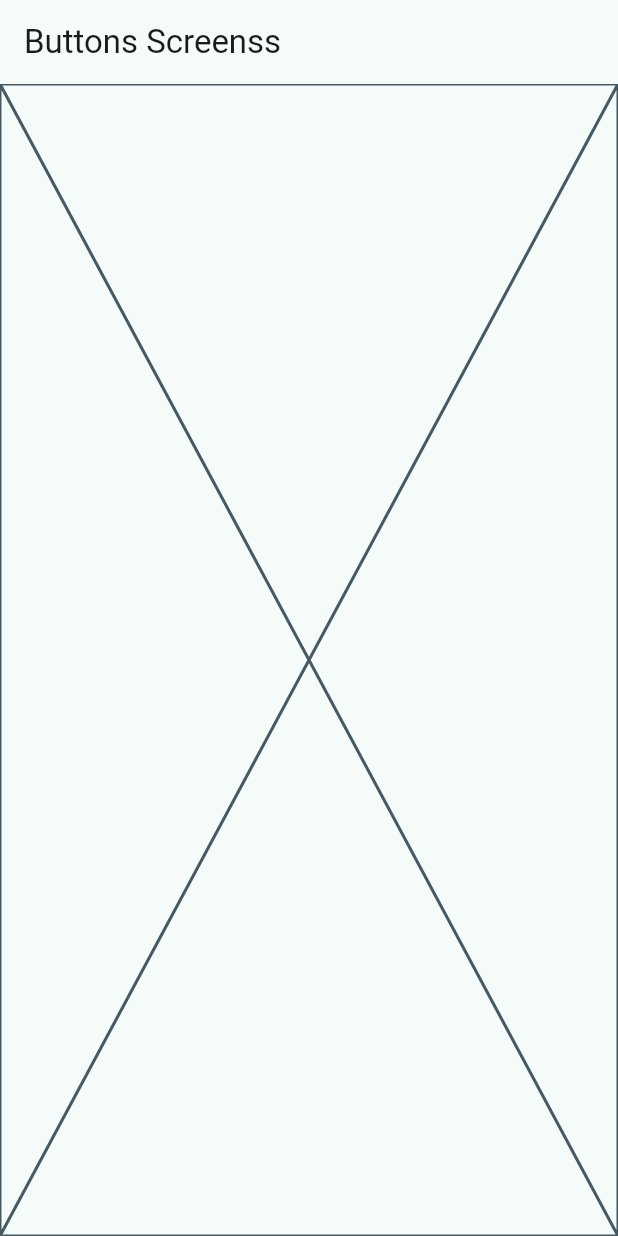
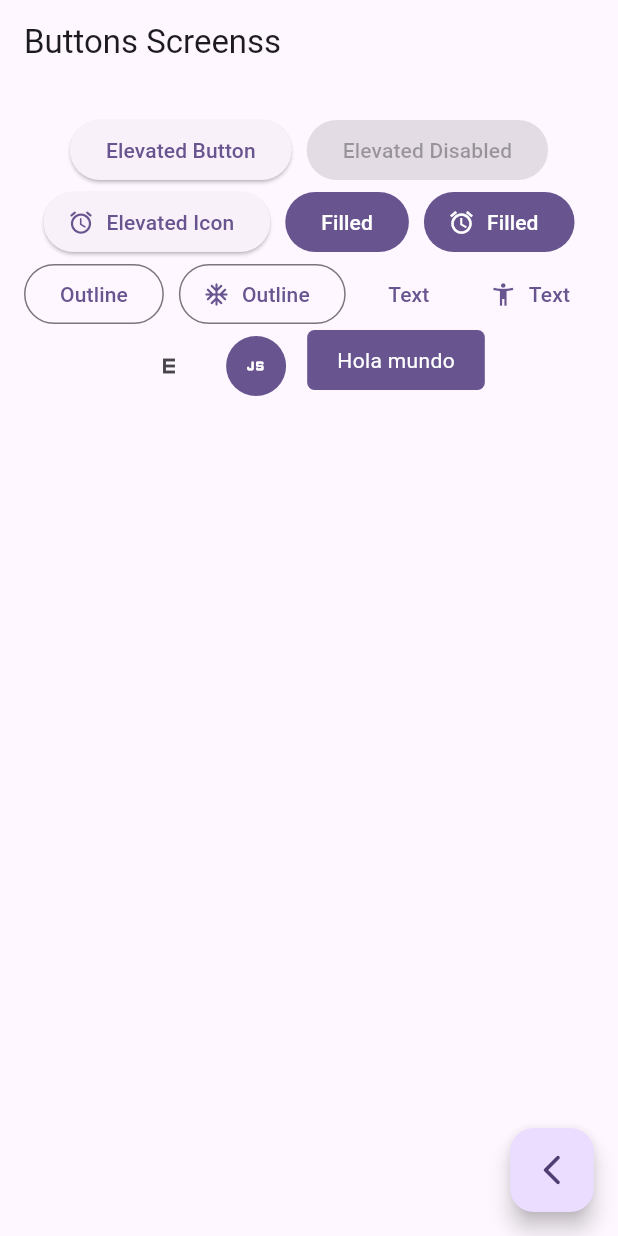
Before and after one commit to isai-arellano/course_flutter, a Flutter app: the ButtonsScreen screen opened by its route, on a phone screen of 412 x 824 dp. Run offline on Flutter 3.47's test engine with Material 2 defaults, Android fonts, the phone set to English and light mode, and no system bars; our stand-ins replace animate_do, dio, go_router, video_player.

Commit message:
ButtonsScreen finished

```diff
--- a/5.widgets_app/lib/config/screens/buttons/buttons_screen.dart
+++ b/5.widgets_app/lib/config/screens/buttons/buttons_screen.dart
@@ -1,4 +1,5 @@
 import 'package:flutter/material.dart';
+import 'package:go_router/go_router.dart';
 
 class ButtonsScreen extends StatelessWidget {
   static const String name = 'buttons_screen';
@@ -8,7 +9,94 @@ class ButtonsScreen extends StatelessWidget {
   Widget build(BuildContext context) {
     return Scaffold(
       appBar: AppBar(title: const Text('Buttons Screenss')),
-      body: const Placeholder(),
+      body: const _ButtonsView(),
+      floatingActionButton: FloatingActionButton(
+        child: const Icon(Icons.arrow_back_ios_new_rounded),
+        onPressed: () {
+          context.pop();
+        },
+      ),
     );
   }
 }
+
+class _ButtonsView extends StatelessWidget {
+  const _ButtonsView();
+
+  @override
+  Widget build(BuildContext context) {
+    final colors = Theme.of(context).colorScheme;
+
+    return SizedBox(
+      width: double.infinity,
+      child: Padding(
+        padding: const EdgeInsets.symmetric(horizontal: 10, vertical: 20),
+        child: Wrap(
+          spacing: 10,
+          alignment: WrapAlignment.center,
+          children: [
+            ElevatedButton(
+                onPressed: () {}, child: const Text('Elevated Button')),
+            const ElevatedButton(
+                onPressed: null, child: Text('Elevated Disabled')),
+            ElevatedButton.icon(
+                onPressed: () {},
+                icon: const Icon(Icons.access_alarm_rounded),
+                label: const Text('Elevated Icon')),
+            FilledButton(onPressed: () {}, child: const Text('Filled')),
+            FilledButton.icon(
+                onPressed: () {},
+                icon: const Icon(Icons.access_alarm_outlined),
+                label: const Text("Filled")),
+            OutlinedButton(onPressed: () {}, child: const Text('Outline')),
+            OutlinedButton.icon(
+                onPressed: () {},
+                icon: const Icon(Icons.ac_unit_rounded),
+                label: const Text('Outline')),
+            TextButton(onPressed: () {}, child: const Text('Text')),
+            TextButton.icon(
+                onPressed: () {},
+                icon: const Icon(Icons.accessibility_new),
+                label: const Text('Text')),
+            IconButton(
+                onPressed: () {},
+                icon: const Icon(Icons.e_mobiledata_outlined)),
+            IconButton(
+              onPressed: () {},
+              icon: const Icon(Icons.javascript_rounded),
+              style: ButtonStyle(
+                  backgroundColor: MaterialStatePropertyAll(colors.primary),
+                  iconColor: const MaterialStatePropertyAll(Colors.white)),
+            ),
+            const CustomButton(),
+          ],
+        ),
+      ),
+    );
+  }
+}
+
+class CustomButton extends StatelessWidget {
+  const CustomButton({super.key});
+
+  @override
+  Widget build(BuildContext context) {
+    final colors = Theme.of(context).colorScheme;
+
+    return ClipRRect(
+      borderRadius: BorderRadius.circular(5),
+      child: Material(
+        color: colors.primary,
+        child: InkWell(
+          onTap: () {},
+          child: const Padding(
+              padding: EdgeInsets.symmetric(horizontal: 20, vertical: 10),
+              child: Text(
+                'Hola mundo',
+                style: TextStyle(color: Colors.white),
+              )),
+        ),
+      ),
+    );
+  }
+}
--- a/5.widgets_app/lib/main.dart
+++ b/5.widgets_app/lib/main.dart
@@ -14,7 +14,7 @@ class MainApp extends StatelessWidget {
     return MaterialApp.router(
       routerConfig: appRouter,
       debugShowCheckedModeBanner: false,
-      theme: AppTheme(selectedColor: 1).getTheme(),
+      theme: AppTheme(selectedColor: 6).getTheme(),
     );
   }
 }
```
